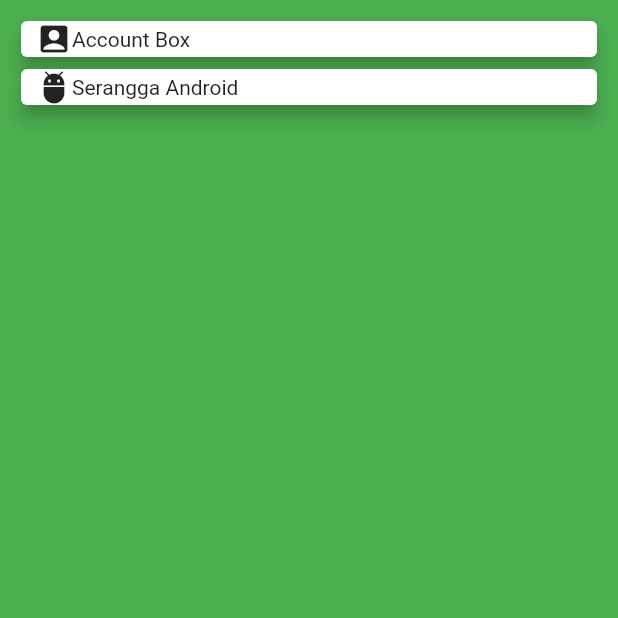
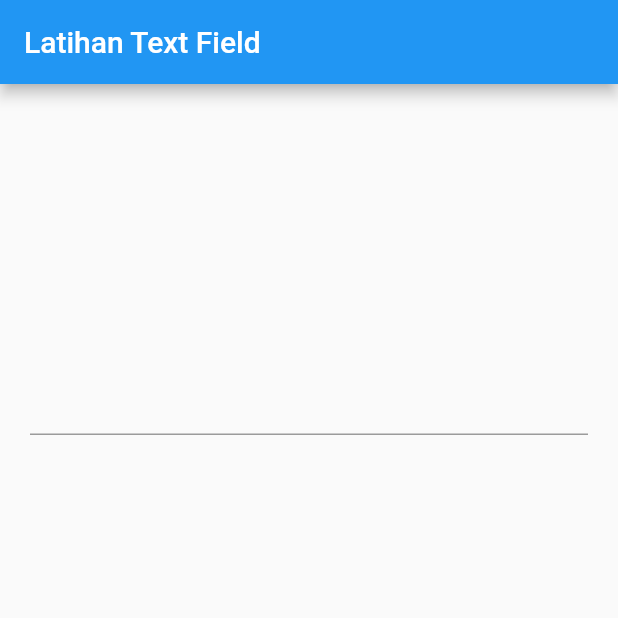
Before and after one commit to noorqidam/learn_flutter, a Flutter app: the screen it shows after launch, on a phone screen of 412 x 824 dp, the top half of it. Run offline on Flutter 3.47's test engine with Material 2 defaults, Android fonts, the phone set to English and light mode, and no system bars.

```diff
--- a/lib/main.dart
+++ b/lib/main.dart
@@ -2,35 +2,33 @@ import 'package:flutter/material.dart';
 
 void main() => runApp(MyApp());
 
-class MyApp extends StatelessWidget {
+class MyApp extends StatefulWidget {
+  @override
+  _MyAppState createState() => _MyAppState();
+}
+
+class _MyAppState extends State<MyApp> {
+  TextEditingController controller = TextEditingController();
   @override
   Widget build(BuildContext context) {
     return MaterialApp(
       home: Scaffold(
-        backgroundColor: Colors.green,
+        appBar: AppBar(
+          title: Text("Latihan Text Field"),
+        ),
         body: Container(
-          margin: EdgeInsets.all(10),
-          child: ListView(
+          margin: EdgeInsets.all(20),
+          child: Column(
+            mainAxisAlignment: MainAxisAlignment.spaceAround,
             children: <Widget>[
-              buildCard(Icons.account_box, "Account Box"),
-              buildCard(Icons.adb, "Serangga Android"),
+              TextField(
+                controller: controller,
+              ),
+              Text(controller.text)
             ],
           ),
         ),
       ),
     );
   }
-
-  Card buildCard(IconData iconData, String text) {
-    return Card(
-      elevation: 5,
-      child: Row(
-        children: <Widget>[
-          Container(margin: EdgeInsets.all(5)),
-          Icon(iconData),
-          Text(text)
-        ],
-      ),
-    );
-  }
 }
```
